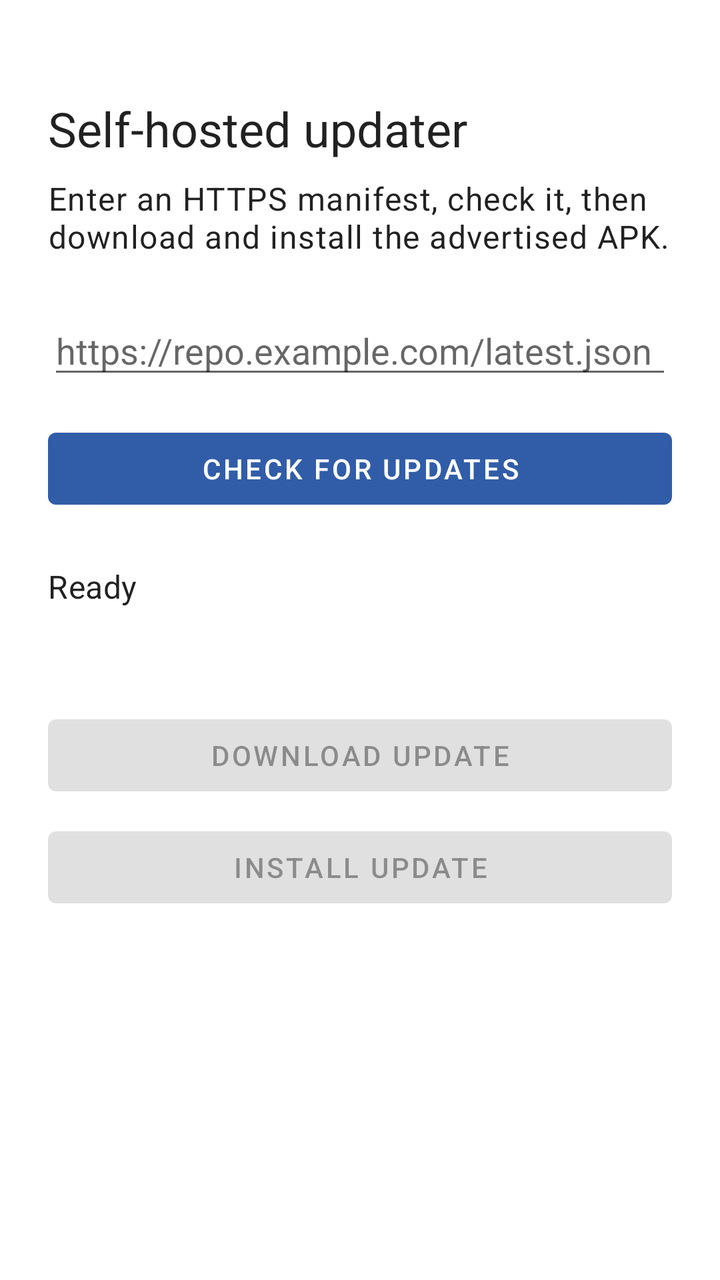
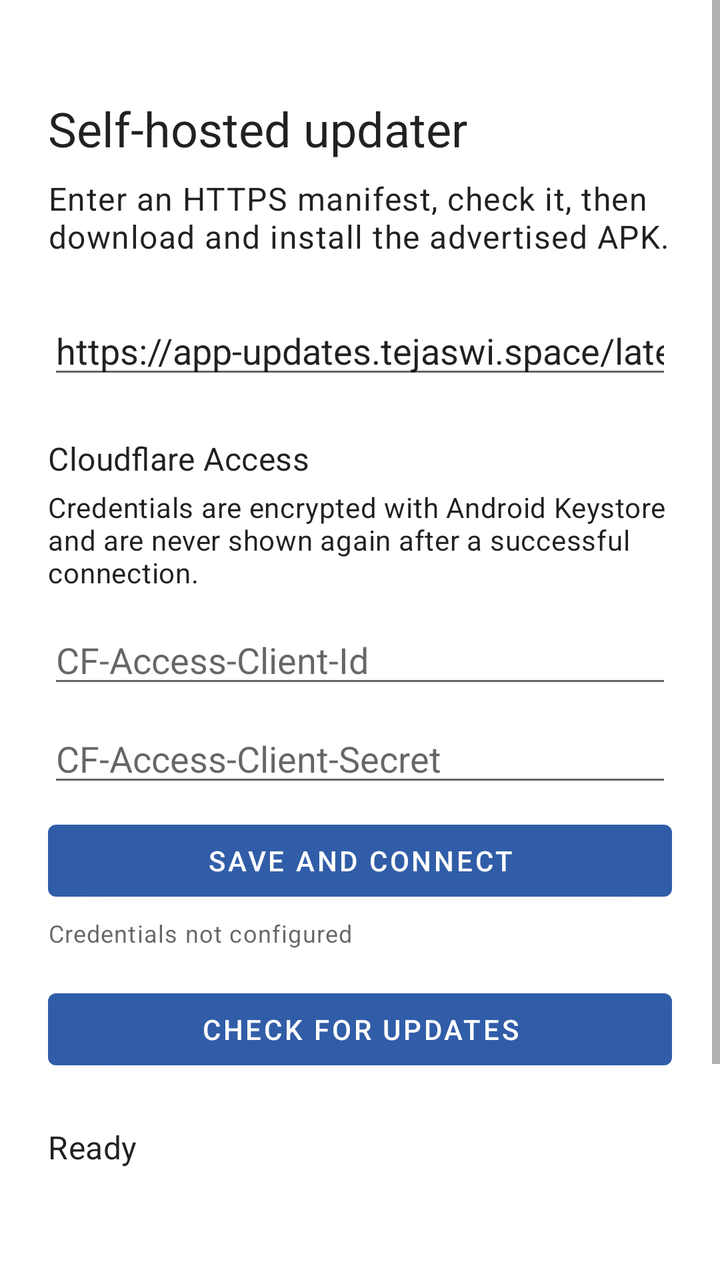

Compare the two renders of this Android layout. The source of the first and the diff that turns it into the second are given below.
<!-- AndroidManifest.xml: application theme Theme.UpdaterSample -->
<!-- res/layout/activity_main.xml -->
<?xml version="1.0" encoding="utf-8"?>
<ScrollView xmlns:android="http://schemas.android.com/apk/res/android"
    android:layout_width="match_parent"
    android:layout_height="match_parent"
    android:fillViewport="true">

    <LinearLayout
        android:layout_width="match_parent"
        android:layout_height="wrap_content"
        android:orientation="vertical"
        android:paddingStart="24dp"
        android:paddingTop="48dp"
        android:paddingEnd="24dp"
        android:paddingBottom="32dp">

        <TextView
            android:layout_width="wrap_content"
            android:layout_height="wrap_content"
            android:text="@string/screen_title"
            android:textAppearance="@style/TextAppearance.MaterialComponents.Headline5" />

        <TextView
            android:layout_width="wrap_content"
            android:layout_height="wrap_content"
            android:layout_marginTop="8dp"
            android:text="@string/screen_description"
            android:textAppearance="@style/TextAppearance.MaterialComponents.Body1" />

        <EditText
            android:id="@+id/manifestUrl"
            android:layout_width="match_parent"
            android:layout_height="wrap_content"
            android:layout_marginTop="24dp"
            android:hint="@string/manifest_hint"
            android:importantForAutofill="no"
            android:inputType="textUri"
            android:maxLines="2" />

        <Button
            android:id="@+id/checkButton"
            android:layout_width="match_parent"
            android:layout_height="wrap_content"
            android:layout_marginTop="16dp"
            android:text="@string/check_for_updates" />

        <TextView
            android:id="@+id/statusText"
            android:layout_width="match_parent"
            android:layout_height="wrap_content"
            android:layout_marginTop="24dp"
            android:text="@string/status_ready"
            android:textAppearance="@style/TextAppearance.MaterialComponents.Subtitle1" />

        <TextView
            android:id="@+id/releaseNotes"
            android:layout_width="match_parent"
            android:layout_height="wrap_content"
            android:layout_marginTop="12dp"
            android:textAppearance="@style/TextAppearance.MaterialComponents.Body1" />

        <ProgressBar
            android:id="@+id/downloadProgress"
            style="?android:attr/progressBarStyleHorizontal"
            android:layout_width="match_parent"
            android:layout_height="wrap_content"
            android:layout_marginTop="20dp"
            android:max="100"
            android:progress="0"
            android:visibility="gone" />

        <Button
            android:id="@+id/downloadButton"
            android:layout_width="match_parent"
            android:layout_height="wrap_content"
            android:layout_marginTop="16dp"
            android:enabled="false"
            android:text="@string/download_update" />

        <Button
            android:id="@+id/installButton"
            android:layout_width="match_parent"
            android:layout_height="wrap_content"
            android:layout_marginTop="8dp"
            android:enabled="false"
            android:text="@string/install_update" />
    </LinearLayout>
</ScrollView>
<!-- resources referenced by this layout -->
<resources>
  <string name="check_for_updates">Check for updates</string>
  <string name="download_update">Download update</string>
  <string name="install_update">Install update</string>
  <string name="manifest_hint">https://repo.example.com/latest.json</string>
  <string name="screen_description">Enter an HTTPS manifest, check it, then download and install the advertised APK.</string>
  <string name="screen_title">Self-hosted updater</string>
  <string name="status_ready">Ready</string>
  <style name="Theme.UpdaterSample" parent="Theme.MaterialComponents.DayNight.NoActionBar">
          <item name="colorPrimary">#315DA8</item>
          <item name="colorPrimaryVariant">#24477F</item>
          <item name="colorOnPrimary">#FFFFFF</item>
          <item name="android:statusBarColor">#24477F</item>
      </style>
</resources>

<!-- the commit's change to res/layout/activity_main.xml (unified diff, before → after) -->
@@ -34,7 +34,88 @@
             android:hint="@string/manifest_hint"
             android:importantForAutofill="no"
             android:inputType="textUri"
-            android:maxLines="2" />
+            android:maxLines="2"
+            android:text="@string/default_manifest_url" />
+
+        <TextView
+            android:layout_width="wrap_content"
+            android:layout_height="wrap_content"
+            android:layout_marginTop="24dp"
+            android:text="@string/cloudflare_settings_title"
+            android:textAppearance="@style/TextAppearance.MaterialComponents.Subtitle1" />
+
+        <TextView
+            android:layout_width="match_parent"
+            android:layout_height="wrap_content"
+            android:layout_marginTop="4dp"
+            android:text="@string/cloudflare_settings_description"
+            android:textAppearance="@style/TextAppearance.MaterialComponents.Body2" />
+
+        <LinearLayout
+            android:id="@+id/credentialInputGroup"
+            android:layout_width="match_parent"
+            android:layout_height="wrap_content"
+            android:orientation="vertical">
+
+            <EditText
+                android:id="@+id/clientIdInput"
+                android:layout_width="match_parent"
+                android:layout_height="wrap_content"
+                android:layout_marginTop="12dp"
+                android:hint="@string/cloudflare_client_id"
+                android:importantForAutofill="no"
+                android:inputType="textVisiblePassword|textNoSuggestions"
+                android:saveEnabled="false"
+                android:singleLine="true" />
+
+            <EditText
+                android:id="@+id/clientSecretInput"
+                android:layout_width="match_parent"
+                android:layout_height="wrap_content"
+                android:layout_marginTop="8dp"
+                android:hint="@string/cloudflare_client_secret"
+                android:importantForAutofill="no"
+                android:inputType="textPassword"
+                android:saveEnabled="false"
+                android:singleLine="true" />
+
+            <Button
+                android:id="@+id/saveCredentialsButton"
+                android:layout_width="match_parent"
+                android:layout_height="wrap_content"
+                android:layout_marginTop="8dp"
+                android:text="@string/save_and_connect" />
+        </LinearLayout>
+
+        <LinearLayout
+            android:id="@+id/credentialConnectedGroup"
+            android:layout_width="match_parent"
+            android:layout_height="wrap_content"
+            android:gravity="center_vertical"
+            android:orientation="horizontal"
+            android:visibility="gone">
+
+            <TextView
+                android:layout_width="0dp"
+                android:layout_height="wrap_content"
+                android:layout_weight="1"
+                android:text="@string/cloudflare_connected"
+                android:textAppearance="@style/TextAppearance.MaterialComponents.Body1" />
+
+            <Button
+                android:id="@+id/logoutButton"
+                android:layout_width="wrap_content"
+                android:layout_height="wrap_content"
+                android:text="@string/logout" />
+        </LinearLayout>
+
+        <TextView
+            android:id="@+id/credentialStatusText"
+            android:layout_width="match_parent"
+            android:layout_height="wrap_content"
+            android:layout_marginTop="4dp"
+            android:text="@string/cloudflare_not_configured"
+            android:textAppearance="@style/TextAppearance.MaterialComponents.Caption" />
 
         <Button
             android:id="@+id/checkButton"
<!-- resource entries referenced after the edit -->
@@ -1,9 +1,18 @@
 <!-- resources referenced by this layout -->
 <resources>
   <string name="check_for_updates">Check for updates</string>
+  <string name="cloudflare_client_id">CF-Access-Client-Id</string>
+  <string name="cloudflare_client_secret">CF-Access-Client-Secret</string>
+  <string name="cloudflare_connected">Credentials saved</string>
+  <string name="cloudflare_not_configured">Credentials not configured</string>
+  <string name="cloudflare_settings_description">Credentials are encrypted with Android Keystore and are never shown again after a successful connection.</string>
+  <string name="cloudflare_settings_title">Cloudflare Access</string>
+  <string name="default_manifest_url">https://app-updates.tejaswi.space/latest.json</string>
   <string name="download_update">Download update</string>
   <string name="install_update">Install update</string>
+  <string name="logout">Log out</string>
   <string name="manifest_hint">https://repo.example.com/latest.json</string>
+  <string name="save_and_connect">Save and connect</string>
   <string name="screen_description">Enter an HTTPS manifest, check it, then download and install the advertised APK.</string>
   <string name="screen_title">Self-hosted updater</string>
   <string name="status_ready">Ready</string>
